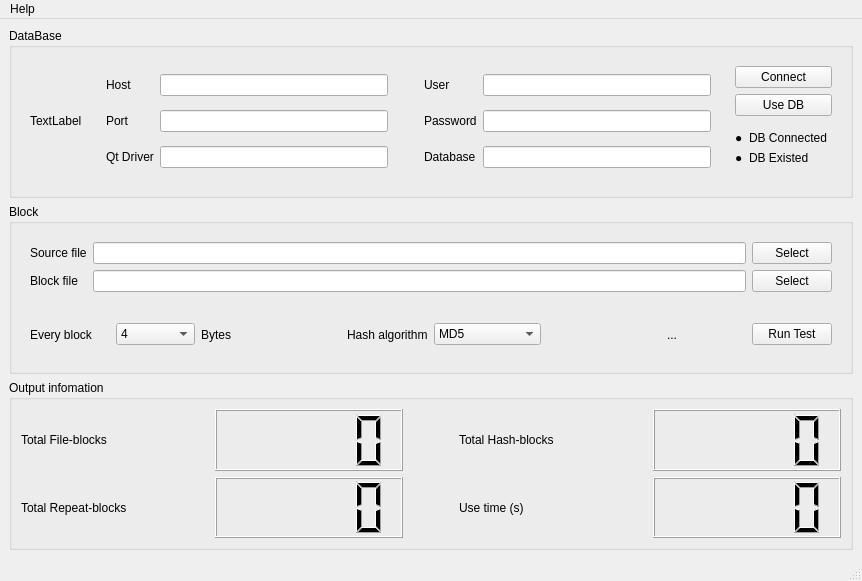
Old version of the form mainwindow.ui in the repository NekoSilverFox/BlockStorageTester.
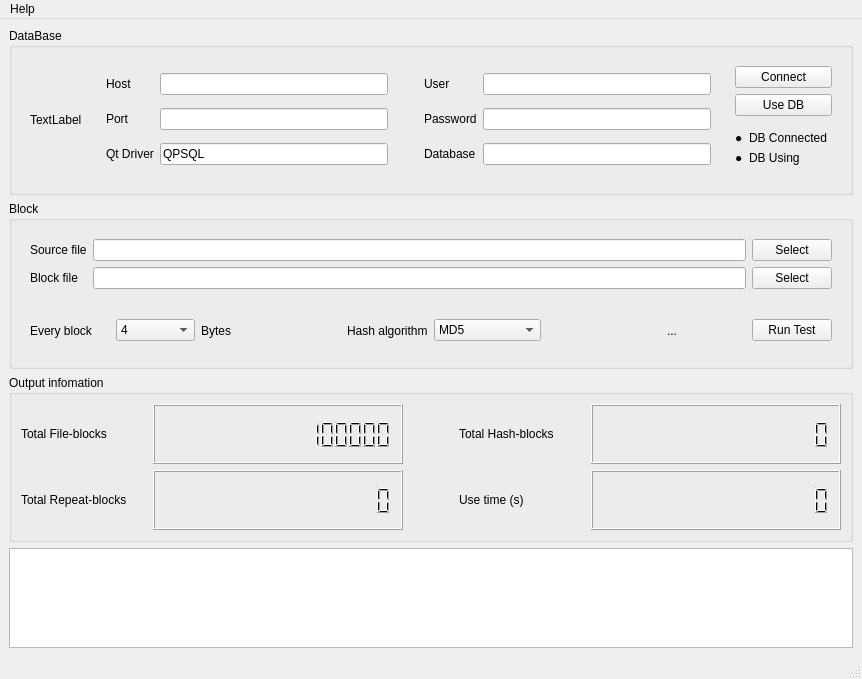
New version of the form.

Patch:
```diff
--- a/mainwindow.ui
+++ b/mainwindow.ui
@@ -7,7 +7,7 @@
     <x>0</x>
     <y>0</y>
     <width>862</width>
-    <height>581</height>
+    <height>679</height>
    </rect>
   </property>
   <property name="windowTitle">
@@ -42,7 +42,14 @@
            <widget class="QLineEdit" name="lePort"/>
           </item>
           <item row="3" column="1">
-           <widget class="QLineEdit" name="leDriver"/>
+           <widget class="QLineEdit" name="leDriver">
+            <property name="text">
+             <string>QPSQL</string>
+            </property>
+            <property name="readOnly">
+             <bool>true</bool>
+            </property>
+           </widget>
           </item>
           <item row="1" column="3">
            <widget class="QLabel" name="label_8">
@@ -176,7 +183,7 @@
              <item row="1" column="1">
               <widget class="QLabel" name="label_13">
                <property name="text">
-                <string>DB Existed</string>
+                <string>DB Using</string>
                </property>
               </widget>
              </item>
@@ -418,7 +425,17 @@
         </widget>
        </item>
        <item row="0" column="4">
-        <widget class="QLCDNumber" name="lcdNumber_2"/>
+        <widget class="QLCDNumber" name="lcdNumber_2">
+         <property name="minimumSize">
+          <size>
+           <width>250</width>
+           <height>0</height>
+          </size>
+         </property>
+         <property name="digitCount">
+          <number>16</number>
+         </property>
+        </widget>
        </item>
        <item row="0" column="2">
         <spacer name="horizontalSpacer_2">
@@ -444,7 +461,44 @@
         </widget>
        </item>
        <item row="0" column="1">
-        <widget class="QLCDNumber" name="lcdNumber"/>
+        <widget class="QLCDNumber" name="lcdNumber">
+         <property name="minimumSize">
+          <size>
+           <width>250</width>
+           <height>0</height>
+          </size>
+         </property>
+         <property name="font">
+          <font>
+           <bold>false</bold>
+           <kerning>true</kerning>
+          </font>
+         </property>
+         <property name="layoutDirection">
+          <enum>Qt::LayoutDirection::LeftToRight</enum>
+         </property>
+         <property name="autoFillBackground">
+          <bool>false</bool>
+         </property>
+         <property name="frameShape">
+          <enum>QFrame::Shape::Box</enum>
+         </property>
+         <property name="frameShadow">
+          <enum>QFrame::Shadow::Raised</enum>
+         </property>
+         <property name="smallDecimalPoint">
+          <bool>false</bool>
+         </property>
+         <property name="digitCount">
+          <number>16</number>
+         </property>
+         <property name="segmentStyle">
+          <enum>QLCDNumber::SegmentStyle::Filled</enum>
+         </property>
+         <property name="intValue" stdset="0">
+          <number>100000</number>
+         </property>
+        </widget>
        </item>
        <item row="1" column="0">
         <widget class="QLabel" name="label_20">
@@ -454,7 +508,11 @@
         </widget>
        </item>
        <item row="1" column="1">
-        <widget class="QLCDNumber" name="lcdNumber_3"/>
+        <widget class="QLCDNumber" name="lcdNumber_3">
+         <property name="digitCount">
+          <number>16</number>
+         </property>
+        </widget>
        </item>
        <item row="1" column="2">
         <spacer name="horizontalSpacer_3">
@@ -480,11 +538,25 @@
         </widget>
        </item>
        <item row="1" column="4">
-        <widget class="QLCDNumber" name="lcdNumber_4"/>
+        <widget class="QLCDNumber" name="lcdNumber_4">
+         <property name="digitCount">
+          <number>16</number>
+         </property>
+        </widget>
        </item>
       </layout>
      </widget>
     </item>
+    <item>
+     <widget class="QTextBrowser" name="txbLog">
+      <property name="maximumSize">
+       <size>
+        <width>16777215</width>
+        <height>100</height>
+       </size>
+      </property>
+     </widget>
+    </item>
    </layout>
   </widget>
   <widget class="QMenuBar" name="menubar">
```
Left out of the diff: 6 changed lines with no effect on the pictures.
